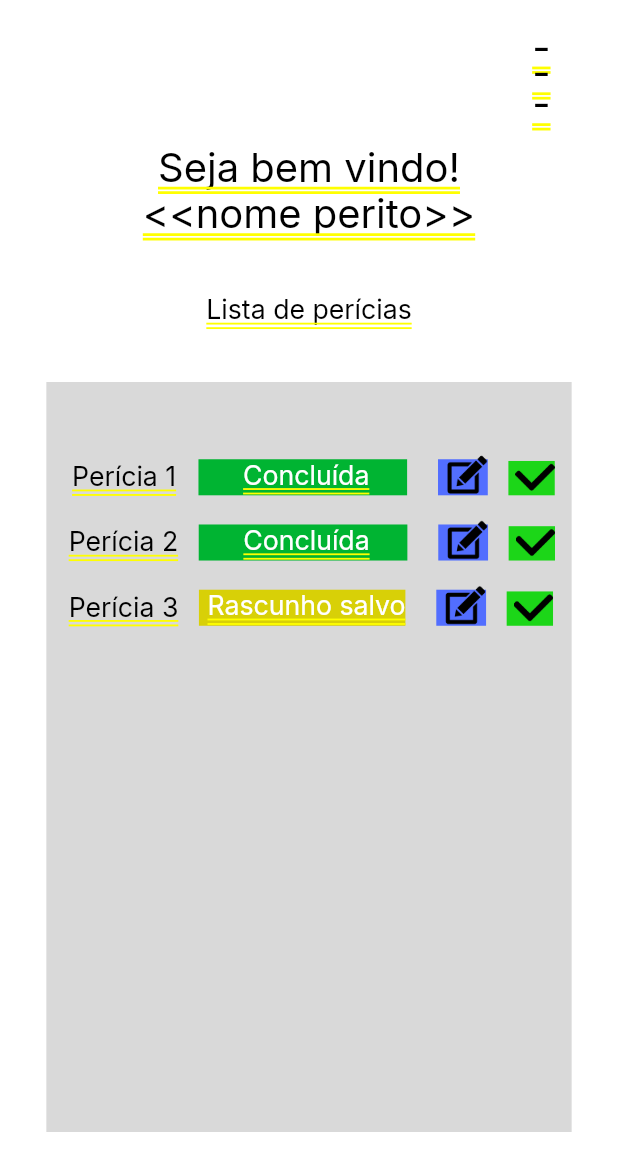
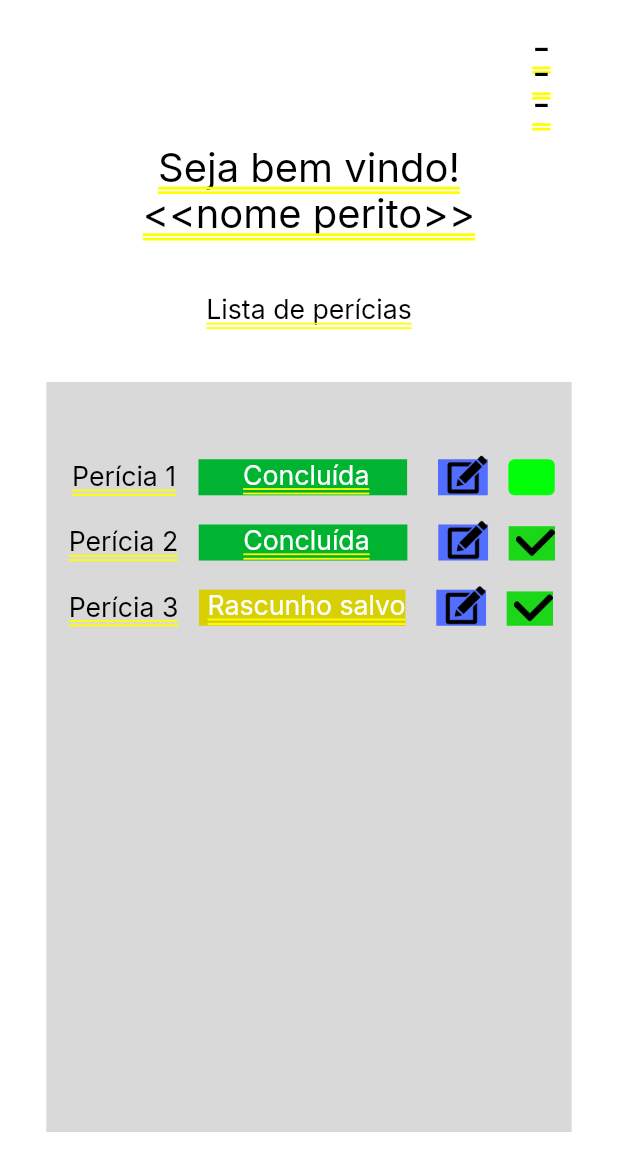
Before and after one commit to kevinwall/higia-mobile, a Flutter app: the screen it shows after launch, after a tap on "Entrar", on a phone screen of 412 x 824 dp. Shown: the top 1171 px of the screen. Run offline on Flutter 3.47's test engine with Material 2 defaults, Android fonts, the phone set to English and light mode, and no system bars; our stand-ins replace google_fonts.

Commit message:
Criando o popup

```diff
--- a/lib/app/listagem-6.dart
+++ b/lib/app/listagem-6.dart
@@ -256,40 +256,52 @@ class Listagem6 extends StatelessWidget {
                                 0 * fem, 6 * fem, 0 * fem, 3 * fem),
                             width: 27 * fem,
                             height: double.infinity,
-                            child: Stack(
-                              children: [
-                                Positioned(
-                                  // rectangle5dCq (1:435)
-                                  left: 0 * fem,
-                                  top: 1 * fem,
-                                  child: Align(
-                                    child: SizedBox(
-                                      width: 27 * fem,
-                                      height: 20 * fem,
-                                      child: Container(
-                                        decoration: const BoxDecoration(
-                                          color: Color(0xff1cd618),
-                                        ),
-                                      ),
-                                    ),
-                                  ),
-                                ),
-                                Positioned(
-                                  // 7do (1:436)
-                                  left: 4 * fem,
-                                  top: 0 * fem,
-                                  child: Align(
-                                    child: SizedBox(
-                                      width: 23 * fem,
-                                      height: 21 * fem,
-                                      child: Image.asset(
-                                        'assets/app/images/-cyK.png',
-                                        fit: BoxFit.cover,
-                                      ),
-                                    ),
-                                  ),
-                                ),
-                              ],
+                            child: TextButton(
+                              child: Text(''),
+                              style: TextButton.styleFrom(
+                                backgroundColor: Color.fromARGB(255, 0, 255, 8),
+                              ),
+                              onPressed: () {
+                                showDialog(
+                                    context: context,
+                                    builder: (context) => AlertDialog(
+                                          title: Text('Confirmação'),
+                                          content: Text(
+                                              'Deseja enviar esta perícia ao PJE?'),
+                                          actions: [
+                                            TextButton(
+                                              child: Text('Cancelar'),
+                                              onPressed: () =>
+                                                  Navigator.pop(context),
+                                            ),
+                                            TextButton(
+                                                child: Text('Enviar'),
+                                                onPressed: () {
+                                                  showDialog(
+                                                      context: context,
+                                                      builder: (context) =>
+                                                          AlertDialog(
+                                                            title: Text(
+                                                                'Sucesso!!!'),
+                                                            content: Text(
+                                                                'Sua perícia foi enviada com sucesso!!!'),
+                                                            actions: [
+                                                              TextButton(
+                                                                  onPressed:
+                                                                      () {
+                                                                    Navigator.pop(
+                                                                        context);
+                                                                    Navigator.pop(
+                                                                        context);
+                                                                  },
+                                                                  child: Text(
+                                                                      'Confirmar'))
+                                                            ],
+                                                          ));
+                                                })
+                                          ],
+                                        ));
+                              },
                             ),
                           ),
                         ],
```
